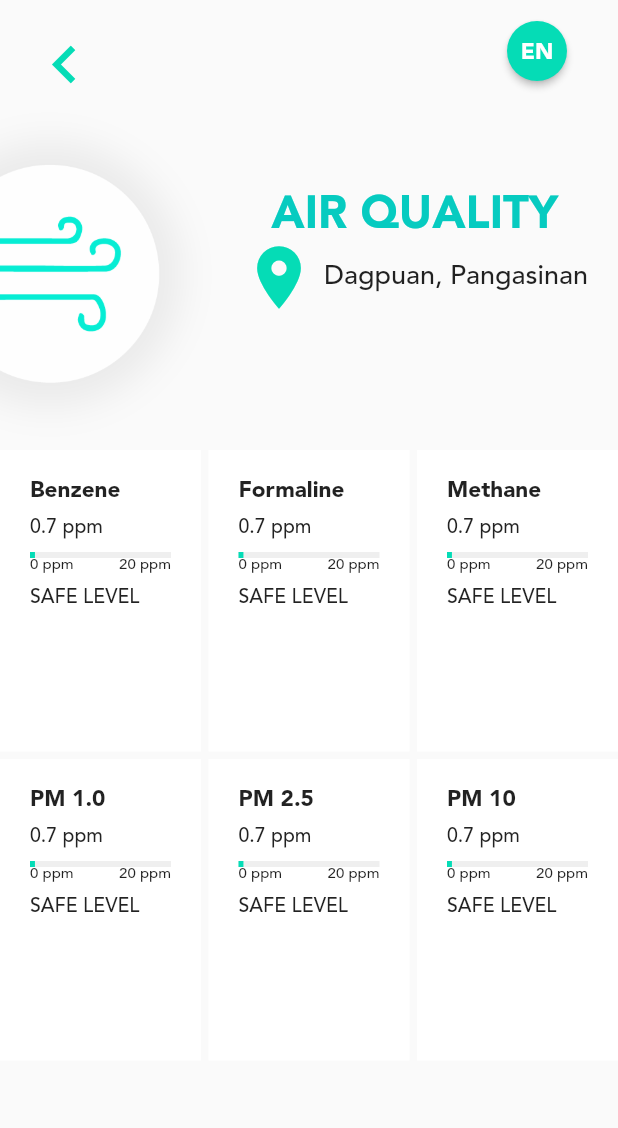
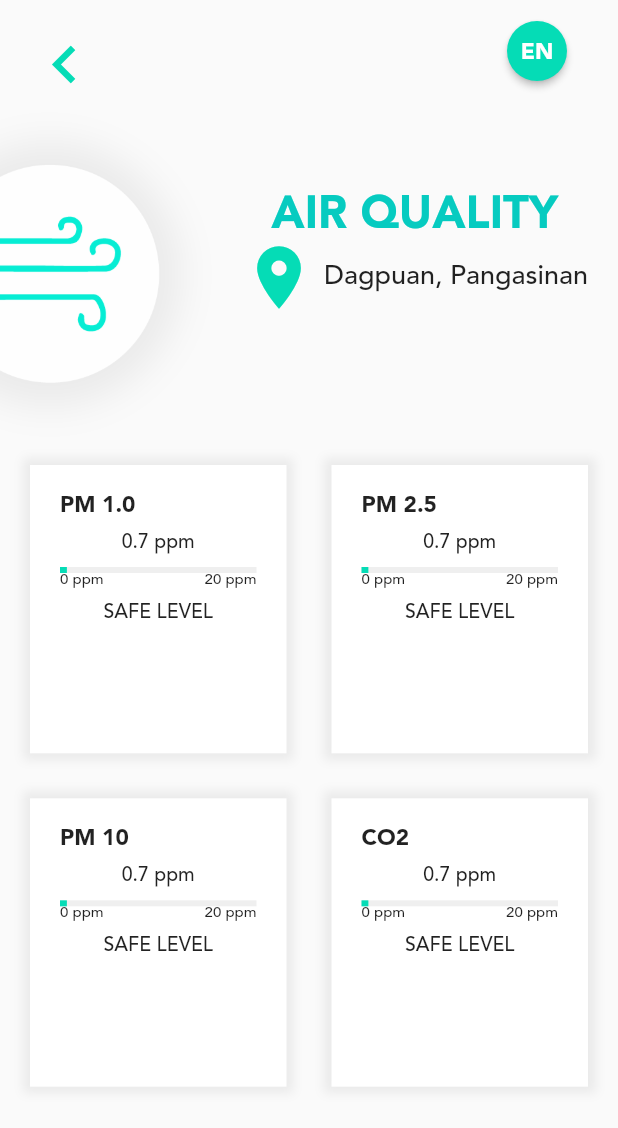
Before and after one commit to Lexicographical/env.ph, a Flutter app: the AirPage screen opened by its route, on a phone screen of 412 x 824 dp. Shown: the top 1128 px of the screen. Run offline on Flutter 3.47's test engine with Material 2 defaults, Android fonts, the phone set to English and light mode, and no system bars.

Commit message:
Minor fixes

```diff
--- a/lib/constants.dart
+++ b/lib/constants.dart
@@ -3,12 +3,10 @@ import 'package:flutter/material.dart';
 final List<String> langs = ["EN", "TG"];
 int lang_idx = 0;
 final List<String> dataTypes = [
-  "Benzene",
-  "Formaline",
-  "Methane",
   "PM 1.0",
   "PM 2.5",
-  "PM 10"
+  "PM 10",
+  "CO2"
 ];
 bool general = true;
 int dataType = 0;
--- a/lib/data/air.dart
+++ b/lib/data/air.dart
@@ -18,15 +18,11 @@ class AirPageState extends State<AirPage> {
       DataTile(1, updateLayout),
       DataTile(2, updateLayout),
       DataTile(3, updateLayout),
-      DataTile(4, updateLayout),
-      DataTile(5, updateLayout),
     ];
   }
 
   List<Widget> generateHistoryTiles() {
     return [
-      HistoryTile(2.78, DateTime.parse("2019-05-01")),
-      HistoryTile(2.80, DateTime.parse("2019-05-02")),
       HistoryTile(2.70, DateTime.parse("2019-05-03")),
       HistoryTile(2.73, DateTime.parse("2019-05-04")),
       HistoryTile(2.60, DateTime.parse("2019-05-05")),
@@ -128,15 +124,15 @@ class AirPageState extends State<AirPage> {
               ],
             )),
         Container(
-          margin: EdgeInsets.fromLTRB(0, 300, 0, 0),
+          margin: EdgeInsets.fromLTRB(10, 300, 10, 0),
           child: Column(
             children: <Widget>[
               Expanded(
                   child: GridView.count(
-                crossAxisCount: 3,
-                crossAxisSpacing: 5,
-                mainAxisSpacing: 5,
-                childAspectRatio: 2 / 3,
+                crossAxisCount: 2,
+                crossAxisSpacing: 10,
+                mainAxisSpacing: 10,
+                childAspectRatio: 9/10,
                 children:
                     general ? generateDateTiles() : generateHistoryTiles(),
               ))
--- a/lib/tiles/data_tile.dart
+++ b/lib/tiles/data_tile.dart
@@ -31,7 +31,14 @@ class DataTileState extends State<DataTile> {
           callback(false, idx);
         },
         child: Container(
-            color: colorCardBg,
+            decoration: BoxDecoration(boxShadow: [
+              BoxShadow(
+                  color: colorFloatShadow,
+                  offset: Offset(0, 0),
+                  blurRadius: 5,
+                  spreadRadius: 5)
+            ], color: colorCardBg),
+            margin: EdgeInsets.all(10),
             padding: EdgeInsets.all(20),
             child: Column(
               crossAxisAlignment: CrossAxisAlignment.stretch,
@@ -45,7 +52,7 @@ class DataTileState extends State<DataTile> {
                 Text(
                   "0.7 ppm",
                   style: styleDataTileValue,
-                  textAlign: TextAlign.left,
+                  textAlign: TextAlign.center,
                 ),
                 Padding(padding: EdgeInsets.all(5)),
                 LinearProgressIndicator(
@@ -61,7 +68,11 @@ class DataTileState extends State<DataTile> {
                   ],
                 ),
                 Padding(padding: EdgeInsets.all(5)),
-                Text("SAFE LEVEL", style: styleSafeLabel)
+                Text(
+                  "SAFE LEVEL",
+                  style: styleSafeLabel,
+                  textAlign: TextAlign.center,
+                )
               ],
             )));
   }
```
Also changed, not shown: lib/tiles/history_tile.dart (+14 -3 lines).
